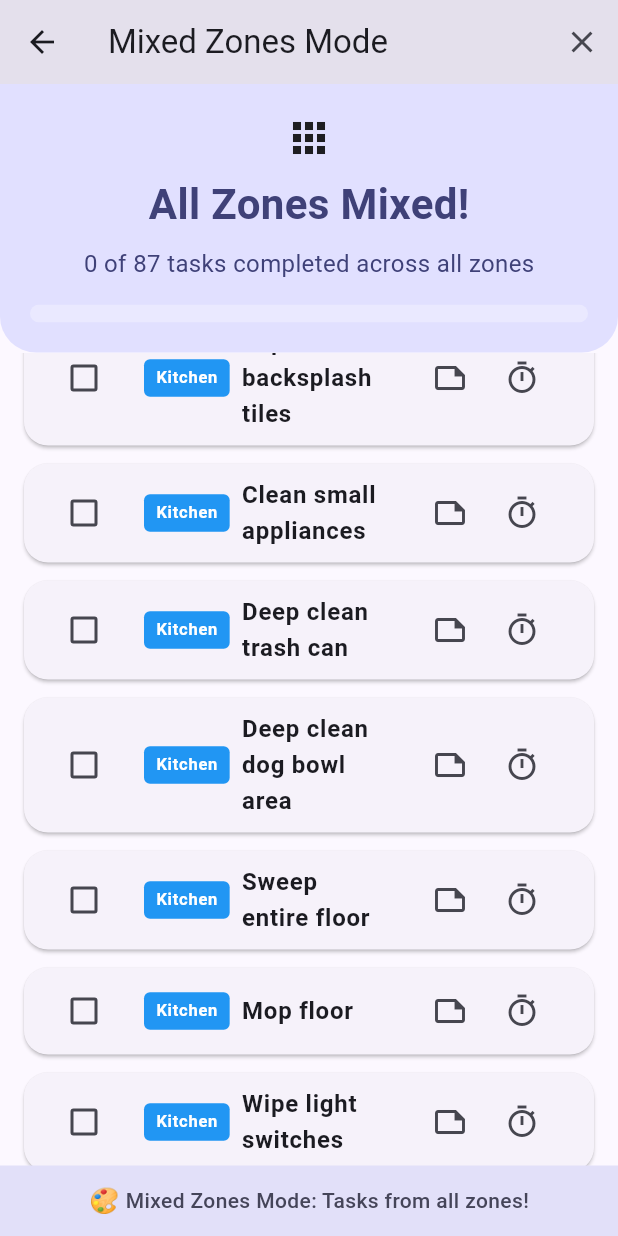
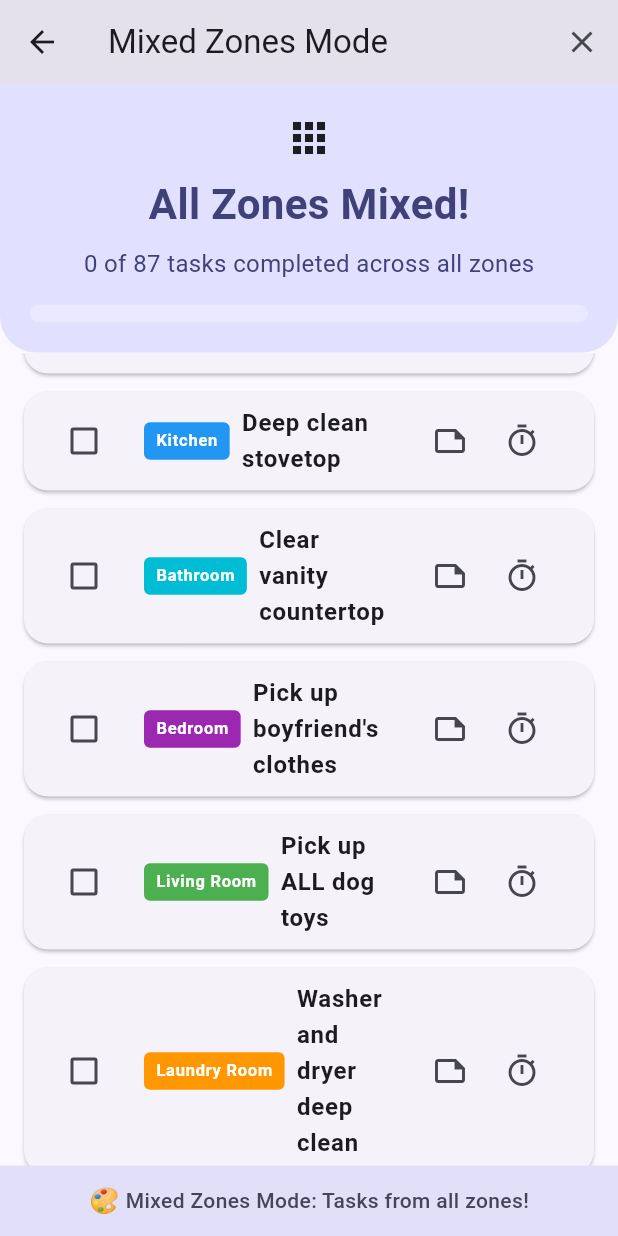
Before and after one commit to dylanmoses235-lang/house-manager-app, a Flutter app: the ZoneScreen screen opened directly, scrolled down 576 dp, after a tap on the "apps" icon, on a phone screen of 412 x 824 dp. Run offline on Flutter 3.47's test engine with Material 3 defaults, Android fonts, the phone set to English and light mode, and no system bars; our stand-ins replace cloud_firestore, firebase_auth, firebase_storage, fl_chart, flutter_local_notifications, geolocator and 9 more; accounts and stored records are empty; generated files the repository leaves out were written again.

Commit message:
fix: improve daily tasks UI and mixed zones interleaving
- Change daily task 'good' status icon from filled check_circle to outline check_circle_outline
  (prevents confusion - incomplete tasks no longer show filled green circle)
- Implement true round-robin interleaving for Mixed Zones Mode
  (now cycles through zones: 1st task from Living Room, 1st from Kitchen, 1st from Bathroom,
   then 2nd from Living Room, 2nd from Kitchen, etc. - creates ADHD-friendly variety)
- Previous behavior showed all tasks from one zone before moving to next zone

```diff
--- a/lib/screens/daily_tasks_screen.dart
+++ b/lib/screens/daily_tasks_screen.dart
@@ -75,7 +75,7 @@ class _DailyTasksScreenState extends State<DailyTasksScreen> {
   IconData _getUrgencyIcon(String urgencyLevel) {
     switch (urgencyLevel) {
       case 'good':
-        return Icons.check_circle;
+        return Icons.check_circle_outline; // Changed: outline instead of filled
       case 'warning':
         return Icons.warning_amber;
       case 'urgent':
--- a/lib/screens/zone_screen.dart
+++ b/lib/screens/zone_screen.dart
@@ -37,35 +37,50 @@ class _ZoneScreenState extends State<ZoneScreen> {
 
   Future<void> _loadTasks() async {
     if (_isMixedMode) {
-      // Load ALL tasks from ALL zones
-      List<Map<String, dynamic>> allTasks = [];
+      // Load ALL tasks from ALL zones with TRUE INTERLEAVING
+      // Round-robin: 1st from zone1, 1st from zone2, 1st from zone3, 2nd from zone1, etc.
+
+      // First, load all zone tasks into a map
+      Map<String, List<Map<String, dynamic>>> zoneTasksMap = {};
       taskCompletion = {};
 
       for (String zone in availableZones) {
         final zoneTasks = await HouseService.getZoneTasks(zone);
+        zoneTasksMap[zone] = zoneTasks;
+
         // Get all completions for this zone
-        Map<String, bool> zoneCompletions = {};
-        for (int i = 0; i < (await HouseService.getZoneTasks(zone)).length; i++) {
-          zoneCompletions['$i'] = HouseService.getZoneTaskCompletion(zone, i);
+        for (int i = 0; i < zoneTasks.length; i++) {
+          final isComplete = HouseService.getZoneTaskCompletion(zone, i);
+          taskCompletion['${zone}_$i'] = isComplete;
         }
-
-        // Add zone info and color to each task
-        for (int i = 0; i < zoneTasks.length; i++) {
-          final taskWithZone = Map<String, dynamic>.from(zoneTasks[i]);
-          taskWithZone['zone'] = zone;
-          taskWithZone['zoneColor'] = _getZoneColor(zone);
-          taskWithZone['zoneIndex'] = i; // Store original index
-          taskWithZone['taskKey'] = '${zone}_$i'; // Unique key for completion
-          allTasks.add(taskWithZone);
-        }
-
-        // Merge completions with zone-prefixed keys
-        zoneCompletions.forEach((key, value) {
-          taskCompletion['${zone}_$key'] = value;
-        });
       }
 
-      tasks = allTasks;
+      // Find the maximum number of tasks in any zone
+      int maxTasks = 0;
+      for (var zoneTasks in zoneTasksMap.values) {
+        if (zoneTasks.length > maxTasks) {
+          maxTasks = zoneTasks.length;
+        }
+      }
+
+      // Interleave tasks: round-robin through zones
+      List<Map<String, dynamic>> interleavedTasks = [];
+
+      for (int taskIndex = 0; taskIndex < maxTasks; taskIndex++) {
+        for (String zone in availableZones) {
+          final zoneTasks = zoneTasksMap[zone] ?? [];
+          if (taskIndex < zoneTasks.length) {
+            final taskWithZone = Map<String, dynamic>.from(zoneTasks[taskIndex]);
+            taskWithZone['zone'] = zone;
+            taskWithZone['zoneColor'] = _getZoneColor(zone);
+            taskWithZone['zoneIndex'] = taskIndex; // Store original index
+            taskWithZone['taskKey'] = '${zone}_$taskIndex'; // Unique key for completion
+            interleavedTasks.add(taskWithZone);
+          }
+        }
+      }
+
+      tasks = interleavedTasks;
     } else {
       // Load single zone (original behavior)
       final zoneTasks = await HouseService.getZoneTasks(selectedZone);
```
